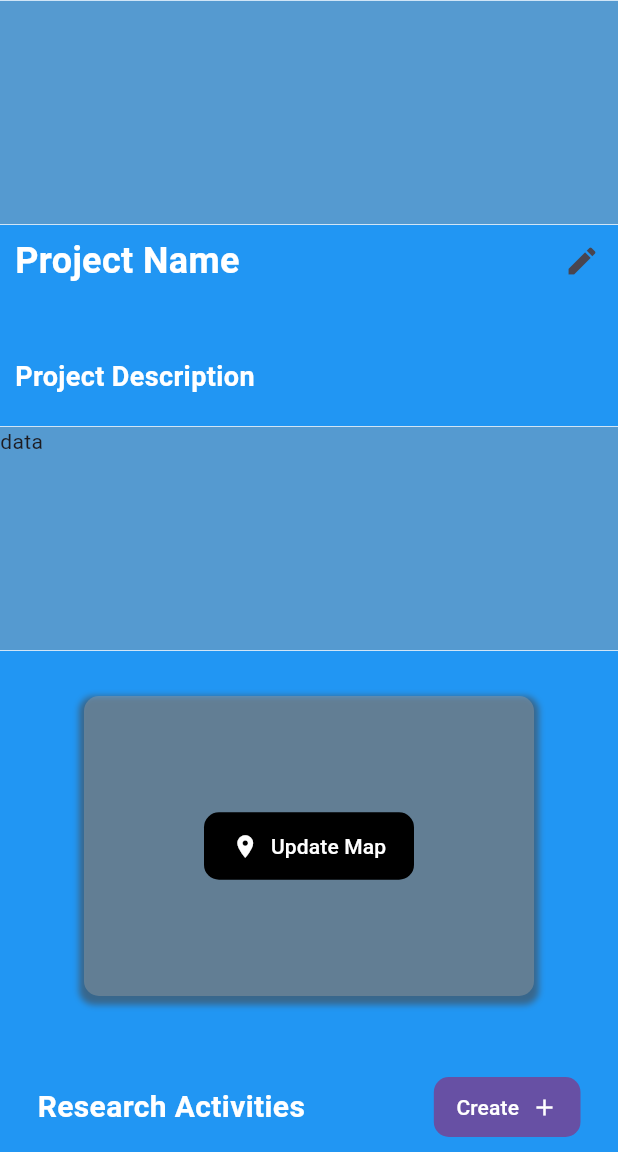
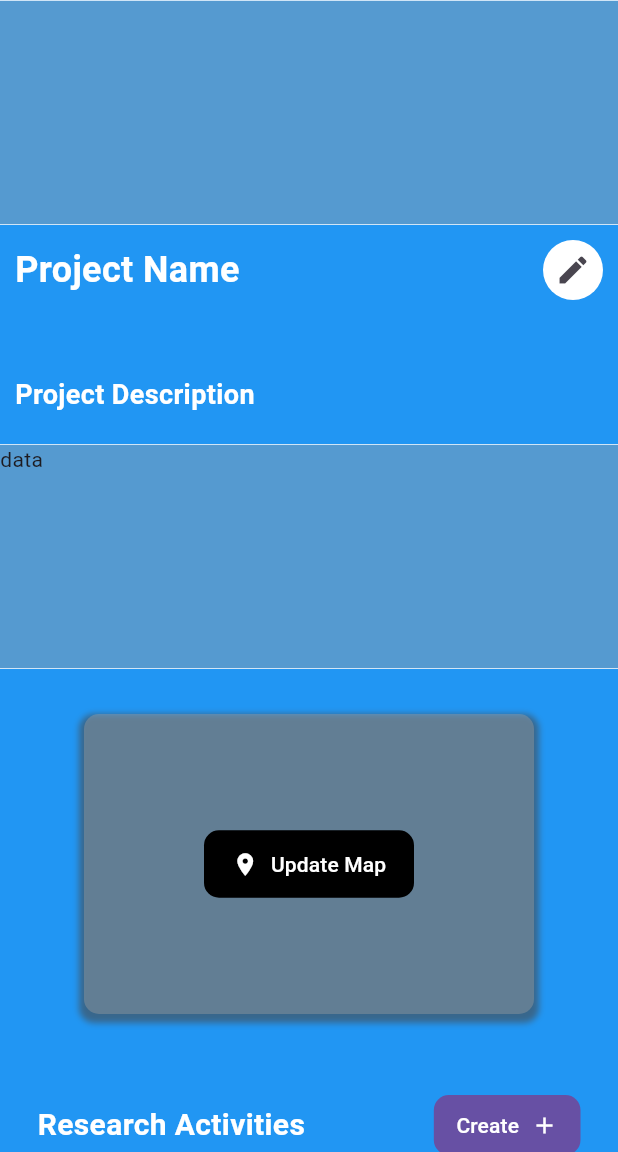
Before and after one commit to Pipeline-To-Better-Placemaking/P2BP-2025Spring-Mobile, a Flutter app: the CreateProjectDetails screen opened by its route, on a phone screen of 412 x 824 dp, the part 84-1236 px from its top. Run offline on Flutter 3.47's test engine with Material 3 defaults, Android fonts, the phone set to English and light mode, and no system bars.

Commit message:
Finishing up project details page (end of project creation). Need to correct colors, add map behind update map button. Added background to icon button.

```diff
--- a/lib/create_project_details.dart
+++ b/lib/create_project_details.dart
@@ -43,9 +43,18 @@ class _CreateProjectDetailsState extends State<CreateProjectDetails> {
                   ),
                 ),
               ),
-              IconButton(
-                onPressed: () {},
-                icon: Icon(Icons.edit),
+              Padding(
+                padding: const EdgeInsets.all(10.0),
+                child: Container(
+                  width: 40,
+                  height: 40,
+                  decoration: BoxDecoration(
+                      color: Colors.white, shape: BoxShape.circle),
+                  child: IconButton(
+                    onPressed: () {},
+                    icon: Icon(Icons.edit),
+                  ),
+                ),
               )
             ],
           ),
```
